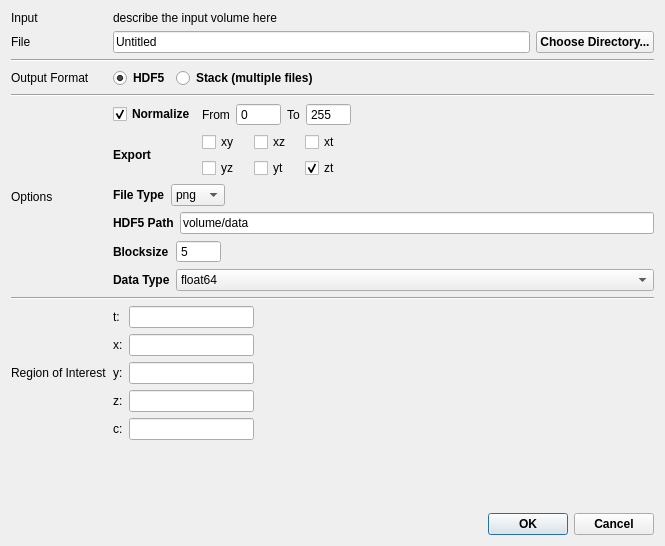
Before: the Qt Designer form volumina/widgets/ui/exporterDlg.ui in ilastik/volumina, drawn with Qt 5.
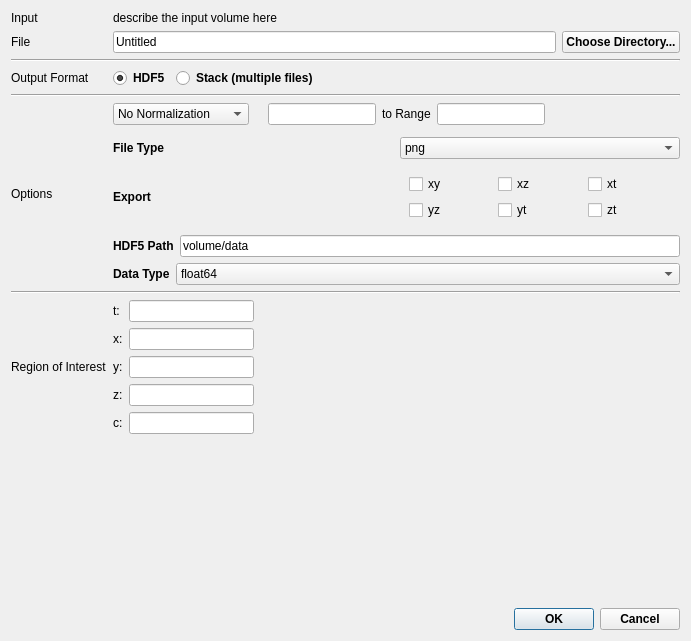
After: the same form once the commit is applied.

Commit message: Tuned export dialogue

```diff
--- a/volumina/widgets/ui/exporterDlg.ui
+++ b/volumina/widgets/ui/exporterDlg.ui
@@ -6,8 +6,8 @@
    <rect>
     <x>0</x>
     <y>0</y>
-    <width>665</width>
-    <height>546</height>
+    <width>691</width>
+    <height>641</height>
    </rect>
   </property>
   <property name="windowTitle">
@@ -111,174 +111,7 @@
        </property>
       </widget>
      </item>
-     <item row="5" column="1">
-      <layout class="QGridLayout" name="gridLayout_2">
-       <item row="0" column="0">
-        <widget class="QCheckBox" name="checkBoxNormalize">
-         <property name="font">
-          <font>
-           <weight>75</weight>
-           <bold>true</bold>
-          </font>
-         </property>
-         <property name="text">
-          <string>Normalize</string>
-         </property>
-         <property name="checked">
-          <bool>true</bool>
-         </property>
-        </widget>
-       </item>
-       <item row="0" column="1">
-        <layout class="QHBoxLayout" name="horizontalLayout_3">
-         <item>
-          <widget class="QLabel" name="label_8">
-           <property name="font">
-            <font>
-             <weight>50</weight>
-             <bold>false</bold>
-            </font>
-           </property>
-           <property name="text">
-            <string>From</string>
-           </property>
-          </widget>
-         </item>
-         <item>
-          <widget class="QSpinBox" name="spinBoxNormalizeStart">
-           <property name="buttonSymbols">
-            <enum>QAbstractSpinBox::NoButtons</enum>
-           </property>
-           <property name="maximum">
-            <number>99999</number>
-           </property>
-          </widget>
-         </item>
-         <item>
-          <widget class="QLabel" name="label_9">
-           <property name="font">
-            <font>
-             <weight>50</weight>
-             <bold>false</bold>
-            </font>
-           </property>
-           <property name="text">
-            <string>To</string>
-           </property>
-          </widget>
-         </item>
-         <item>
-          <widget class="QSpinBox" name="spinBoxNormalizeStop">
-           <property name="buttonSymbols">
-            <enum>QAbstractSpinBox::NoButtons</enum>
-           </property>
-           <property name="maximum">
-            <number>99999</number>
-           </property>
-           <property name="value">
-            <number>255</number>
-           </property>
-          </widget>
-         </item>
-        </layout>
-       </item>
-       <item row="0" column="2">
-        <spacer name="horizontalSpacer">
-         <property name="orientation">
-          <enum>Qt::Horizontal</enum>
-         </property>
-         <property name="sizeHint" stdset="0">
-          <size>
-           <width>40</width>
-           <height>20</height>
-          </size>
-         </property>
-        </spacer>
-       </item>
-       <item row="1" column="0">
-        <widget class="QLabel" name="label_10">
-         <property name="font">
-          <font>
-           <weight>75</weight>
-           <bold>true</bold>
-          </font>
-         </property>
-         <property name="text">
-          <string>Export</string>
-         </property>
-         <property name="alignment">
-          <set>Qt::AlignLeading|Qt::AlignLeft|Qt::AlignVCenter</set>
-         </property>
-        </widget>
-       </item>
-       <item row="1" column="1">
-        <layout class="QGridLayout" name="gridLayout">
-         <item row="0" column="0">
-          <widget class="QCheckBox" name="check_xy">
-           <property name="text">
-            <string>xy</string>
-           </property>
-          </widget>
-         </item>
-         <item row="0" column="1">
-          <widget class="QCheckBox" name="check_xz">
-           <property name="text">
-            <string>xz</string>
-           </property>
-          </widget>
-         </item>
-         <item row="0" column="2">
-          <widget class="QCheckBox" name="check_xt">
-           <property name="text">
-            <string>xt</string>
-           </property>
-           <property name="checked">
-            <bool>false</bool>
-           </property>
-          </widget>
-         </item>
-         <item row="1" column="0">
-          <widget class="QCheckBox" name="check_yz">
-           <property name="text">
-            <string>yz</string>
-           </property>
-          </widget>
-         </item>
-         <item row="1" column="1">
-          <widget class="QCheckBox" name="check_yt">
-           <property name="text">
-            <string>yt</string>
-           </property>
-          </widget>
-         </item>
-         <item row="1" column="2">
-          <widget class="QCheckBox" name="check_zt">
-           <property name="text">
-            <string>zt</string>
-           </property>
-           <property name="checked">
-            <bool>true</bool>
-           </property>
-          </widget>
-         </item>
-        </layout>
-       </item>
-       <item row="1" column="2">
-        <spacer name="horizontalSpacer_2">
-         <property name="orientation">
-          <enum>Qt::Horizontal</enum>
-         </property>
-         <property name="sizeHint" stdset="0">
-          <size>
-           <width>40</width>
-           <height>20</height>
-          </size>
-         </property>
-        </spacer>
-       </item>
-      </layout>
-     </item>
-     <item row="7" column="1">
+     <item row="8" column="1">
       <widget class="QWidget" name="widgetOptionsHDF5" native="true">
        <layout class="QVBoxLayout" name="verticalLayout_6">
         <property name="margin">
@@ -325,49 +158,6 @@
              <enum>QFormLayout::AllNonFixedFieldsGrow</enum>
             </property>
             <item row="0" column="0">
-             <widget class="QLabel" name="label_17">
-              <property name="font">
-               <font>
-                <weight>75</weight>
-                <bold>true</bold>
-               </font>
-              </property>
-              <property name="text">
-               <string>Blocksize</string>
-              </property>
-             </widget>
-            </item>
-            <item row="0" column="1">
-             <layout class="QHBoxLayout" name="horizontalLayout_16">
-              <item>
-               <widget class="QSpinBox" name="spinBoxHdf5BlockShape">
-                <property name="buttonSymbols">
-                 <enum>QAbstractSpinBox::NoButtons</enum>
-                </property>
-                <property name="minimum">
-                 <number>5</number>
-                </property>
-                <property name="maximum">
-                 <number>99999</number>
-                </property>
-               </widget>
-              </item>
-              <item>
-               <spacer name="horizontalSpacer_6">
-                <property name="orientation">
-                 <enum>Qt::Horizontal</enum>
-                </property>
-                <property name="sizeHint" stdset="0">
-                 <size>
-                  <width>40</width>
-                  <height>20</height>
-                 </size>
-                </property>
-               </spacer>
-              </item>
-             </layout>
-            </item>
-            <item row="2" column="0">
              <widget class="QLabel" name="label_18">
               <property name="font">
                <font>
@@ -380,7 +170,7 @@
               </property>
              </widget>
             </item>
-            <item row="2" column="1">
+            <item row="0" column="1">
              <widget class="QComboBox" name="comboBoxHdf5DataType">
               <property name="sizePolicy">
                <sizepolicy hsizetype="Minimum" vsizetype="Fixed">
@@ -417,65 +207,6 @@
        </layout>
       </widget>
      </item>
-     <item row="6" column="1">
-      <widget class="QWidget" name="widgetOptionsStack" native="true">
-       <layout class="QHBoxLayout" name="horizontalLayout_2">
-        <property name="margin">
-         <number>0</number>
-        </property>
-        <item>
-         <widget class="QLabel" name="label_15">
-          <property name="font">
-           <font>
-            <weight>75</weight>
-            <bold>true</bold>
-           </font>
-          </property>
-          <property name="text">
-           <string>File Type</string>
-          </property>
-         </widget>
-        </item>
-        <item>
-         <widget class="QComboBox" name="comboBoxStackFileType">
-          <item>
-           <property name="text">
-            <string>png</string>
-           </property>
-          </item>
-          <item>
-           <property name="text">
-            <string>jpeg</string>
-           </property>
-          </item>
-          <item>
-           <property name="text">
-            <string>bmp</string>
-           </property>
-          </item>
-          <item>
-           <property name="text">
-            <string>tiff</string>
-           </property>
-          </item>
-         </widget>
-        </item>
-        <item>
-         <spacer name="horizontalSpacer_4">
-          <property name="orientation">
-           <enum>Qt::Horizontal</enum>
-          </property>
-          <property name="sizeHint" stdset="0">
-           <size>
-            <width>40</width>
-            <height>20</height>
-           </size>
-          </property>
-         </spacer>
-        </item>
-       </layout>
-      </widget>
-     </item>
      <item row="3" column="0">
       <widget class="QLabel" name="label_2">
        <property name="text">
@@ -496,6 +227,19 @@
        </property>
       </widget>
      </item>
+     <item row="9" column="0" colspan="2">
+      <widget class="Line" name="line_2">
+       <property name="sizePolicy">
+        <sizepolicy hsizetype="Expanding" vsizetype="Fixed">
+         <horstretch>0</horstretch>
+         <verstretch>0</verstretch>
+        </sizepolicy>
+       </property>
+       <property name="orientation">
+        <enum>Qt::Horizontal</enum>
+       </property>
+      </widget>
+     </item>
      <item row="4" column="0" colspan="2">
       <widget class="Line" name="line">
        <property name="sizePolicy">
@@ -509,7 +253,7 @@
        </property>
       </widget>
      </item>
-     <item row="5" column="0" rowspan="3">
+     <item row="5" column="0" rowspan="4">
       <widget class="QLabel" name="label_3">
        <property name="text">
         <string>Options</string>
@@ -663,19 +407,6 @@
        </item>
       </layout>
      </item>
-     <item row="8" column="0" colspan="2">
-      <widget class="Line" name="line_2">
-       <property name="sizePolicy">
-        <sizepolicy hsizetype="Expanding" vsizetype="Fixed">
-         <horstretch>0</horstretch>
-         <verstretch>0</verstretch>
-        </sizepolicy>
-       </property>
-       <property name="orientation">
-        <enum>Qt::Horizontal</enum>
-       </property>
-      </widget>
-     </item>
      <item row="10" column="0">
       <widget class="QLabel" name="label_6">
        <property name="text">
@@ -683,6 +414,178 @@
        </property>
       </widget>
      </item>
+     <item row="5" column="1">
+      <layout class="QGridLayout" name="gridLayout_2">
+       <item row="0" column="1">
+        <layout class="QHBoxLayout" name="horizontalLayout_3">
+         <item>
+          <widget class="QLabel" name="label_8">
+           <property name="font">
+            <font>
+             <weight>50</weight>
+             <bold>false</bold>
+            </font>
+           </property>
+           <property name="text">
+            <string/>
+           </property>
+          </widget>
+         </item>
+         <item>
+          <widget class="QLineEdit" name="inputValueRange"/>
+         </item>
+         <item>
+          <widget class="QLabel" name="label_9">
+           <property name="font">
+            <font>
+             <weight>50</weight>
+             <bold>false</bold>
+            </font>
+           </property>
+           <property name="text">
+            <string>to Range</string>
+           </property>
+          </widget>
+         </item>
+         <item>
+          <widget class="QLineEdit" name="outputValueRange"/>
+         </item>
+        </layout>
+       </item>
+       <item row="0" column="2">
+        <spacer name="horizontalSpacer">
+         <property name="orientation">
+          <enum>Qt::Horizontal</enum>
+         </property>
+         <property name="sizeHint" stdset="0">
+          <size>
+           <width>40</width>
+           <height>20</height>
+          </size>
+         </property>
+        </spacer>
+       </item>
+       <item row="0" column="0">
+        <widget class="QComboBox" name="normalizationComboBox">
+         <item>
+          <property name="text">
+           <string>No Normalization</string>
+          </property>
+         </item>
+         <item>
+          <property name="text">
+           <string>Change range from</string>
+          </property>
+         </item>
+        </widget>
+       </item>
+      </layout>
+     </item>
+     <item row="7" column="1">
+      <widget class="QWidget" name="widgetOptionsStack" native="true">
+       <layout class="QGridLayout" name="gridLayout_6">
+        <property name="margin">
+         <number>0</number>
+        </property>
+        <item row="0" column="0">
+         <widget class="QLabel" name="label_15">
+          <property name="font">
+           <font>
+            <weight>75</weight>
+            <bold>true</bold>
+           </font>
+          </property>
+          <property name="text">
+           <string>File Type</string>
+          </property>
+         </widget>
+        </item>
+        <item row="1" column="0">
+         <widget class="QLabel" name="label_7">
+          <property name="text">
+           <string>&lt;html&gt;&lt;head/&gt;&lt;body&gt;&lt;p&gt;&lt;span style=&quot; font-weight:600;&quot;&gt;Export&lt;/span&gt;&lt;/p&gt;&lt;/body&gt;&lt;/html&gt;</string>
+          </property>
+         </widget>
+        </item>
+        <item row="0" column="2">
+         <widget class="QComboBox" name="comboBoxStackFileType">
+          <item>
+           <property name="text">
+            <string>png</string>
+           </property>
+          </item>
+          <item>
+           <property name="text">
+            <string>jpeg</string>
+           </property>
+          </item>
+          <item>
+           <property name="text">
+            <string>bmp</string>
+           </property>
+          </item>
+          <item>
+           <property name="text">
+            <string>tiff</string>
+           </property>
+          </item>
+         </widget>
+        </item>
+        <item row="1" column="2">
+         <widget class="QWidget" name="ExportAxesWidget" native="true">
+          <layout class="QHBoxLayout" name="horizontalLayout_7">
+           <item>
+            <layout class="QGridLayout" name="gridLayout_4">
+             <item row="1" column="2">
+              <widget class="QCheckBox" name="checkXT">
+               <property name="text">
+                <string>xt</string>
+               </property>
+              </widget>
+             </item>
+             <item row="2" column="2">
+              <widget class="QCheckBox" name="checkZT">
+               <property name="text">
+                <string>zt</string>
+               </property>
+              </widget>
+             </item>
+             <item row="1" column="0">
+              <widget class="QCheckBox" name="checkXY">
+               <property name="text">
+                <string>xy</string>
+               </property>
+              </widget>
+             </item>
+             <item row="2" column="0">
+              <widget class="QCheckBox" name="checkYZ">
+               <property name="text">
+                <string>yz</string>
+               </property>
+              </widget>
+             </item>
+             <item row="2" column="1">
+              <widget class="QCheckBox" name="checkYT">
+               <property name="text">
+                <string>yt</string>
+               </property>
+              </widget>
+             </item>
+             <item row="1" column="1">
+              <widget class="QCheckBox" name="checkXZ">
+               <property name="text">
+                <string>xz</string>
+               </property>
+              </widget>
+             </item>
+            </layout>
+           </item>
+          </layout>
+         </widget>
+        </item>
+       </layout>
+      </widget>
+     </item>
     </layout>
    </item>
    <item>
```
Left out of the diff: 14 changed lines with no effect on the pictures. The commit also changes 2 other files.
